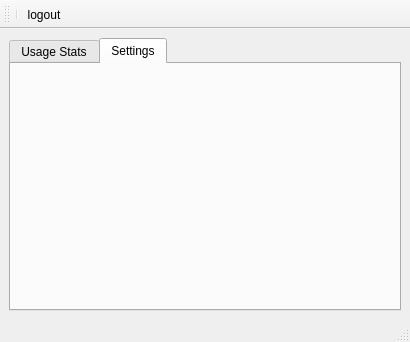
First picture: the form in ui/Ui_UserWindow.ui, repository arnm/accipiokey, before the edit.
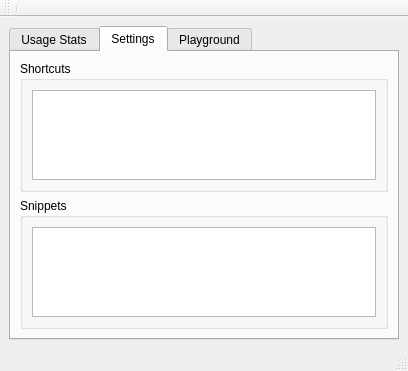
Second picture: the form after the edit. The open tabs and pages were chosen to show the change.

The edit to the form file:
```diff
--- a/ui/Ui_UserWindow.ui
+++ b/ui/Ui_UserWindow.ui
@@ -6,8 +6,8 @@
    <rect>
     <x>0</x>
     <y>0</y>
-    <width>410</width>
-    <height>342</height>
+    <width>408</width>
+    <height>371</height>
    </rect>
   </property>
   <property name="windowTitle">
@@ -34,6 +34,42 @@
        <attribute name="title">
         <string>Settings</string>
        </attribute>
+       <layout class="QGridLayout" name="gridLayout_3">
+        <item row="1" column="0" colspan="2">
+         <widget class="QGroupBox" name="snippets_gb">
+          <property name="title">
+           <string>Snippets</string>
+          </property>
+          <layout class="QGridLayout" name="gridLayout_6">
+           <item row="0" column="0">
+            <widget class="QTableView" name="snippets_tv"/>
+           </item>
+          </layout>
+         </widget>
+        </item>
+        <item row="0" column="0" colspan="2">
+         <widget class="QGroupBox" name="shortcuts_gb">
+          <property name="title">
+           <string>Shortcuts</string>
+          </property>
+          <layout class="QGridLayout" name="gridLayout_4">
+           <item row="0" column="0">
+            <widget class="QTableView" name="shortcuts_tv"/>
+           </item>
+          </layout>
+         </widget>
+        </item>
+       </layout>
+      </widget>
+      <widget class="QWidget" name="playground_tab">
+       <attribute name="title">
+        <string>Playground</string>
+       </attribute>
+       <layout class="QGridLayout" name="gridLayout_5">
+        <item row="0" column="0">
+         <widget class="QTextEdit" name="playground_te"/>
+        </item>
+       </layout>
       </widget>
      </widget>
     </item>
@@ -51,11 +87,13 @@
     <bool>false</bool>
    </attribute>
    <addaction name="separator"/>
-   <addaction name="actionLogout"/>
   </widget>
   <action name="actionLogout">
    <property name="text">
-    <string>logout</string>
+    <string>Log Out</string>
+   </property>
+   <property name="toolTip">
+    <string>Log Out</string>
    </property>
   </action>
  </widget>
```
Left out of the diff: 33 changed lines with no effect on the pictures.
